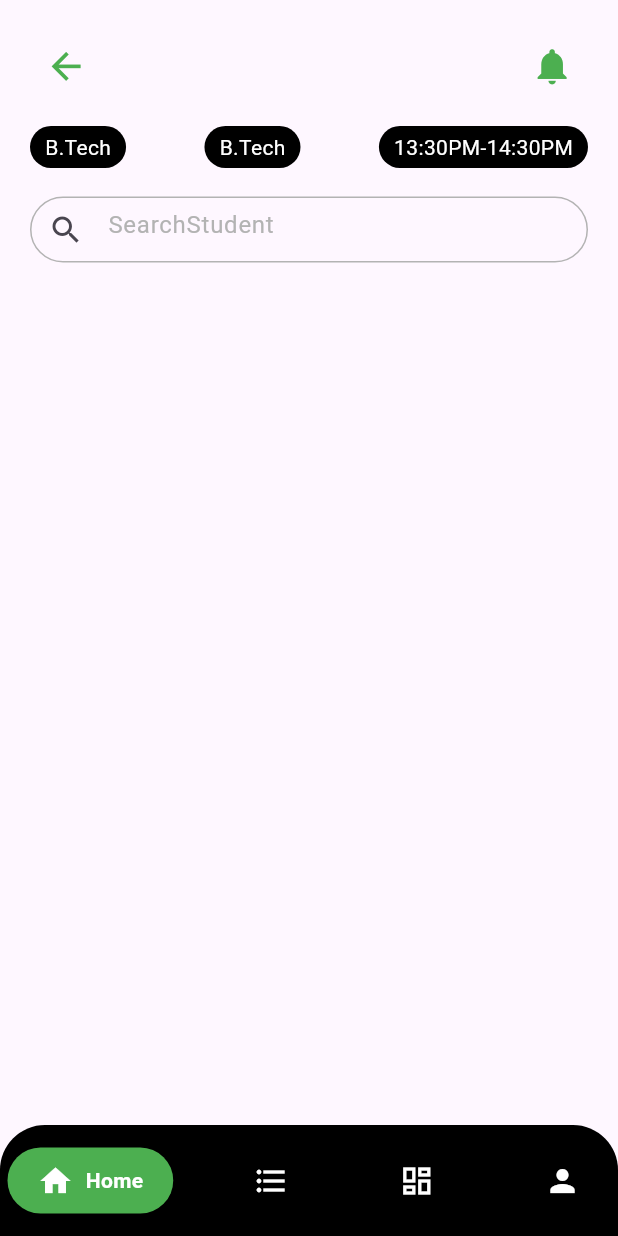
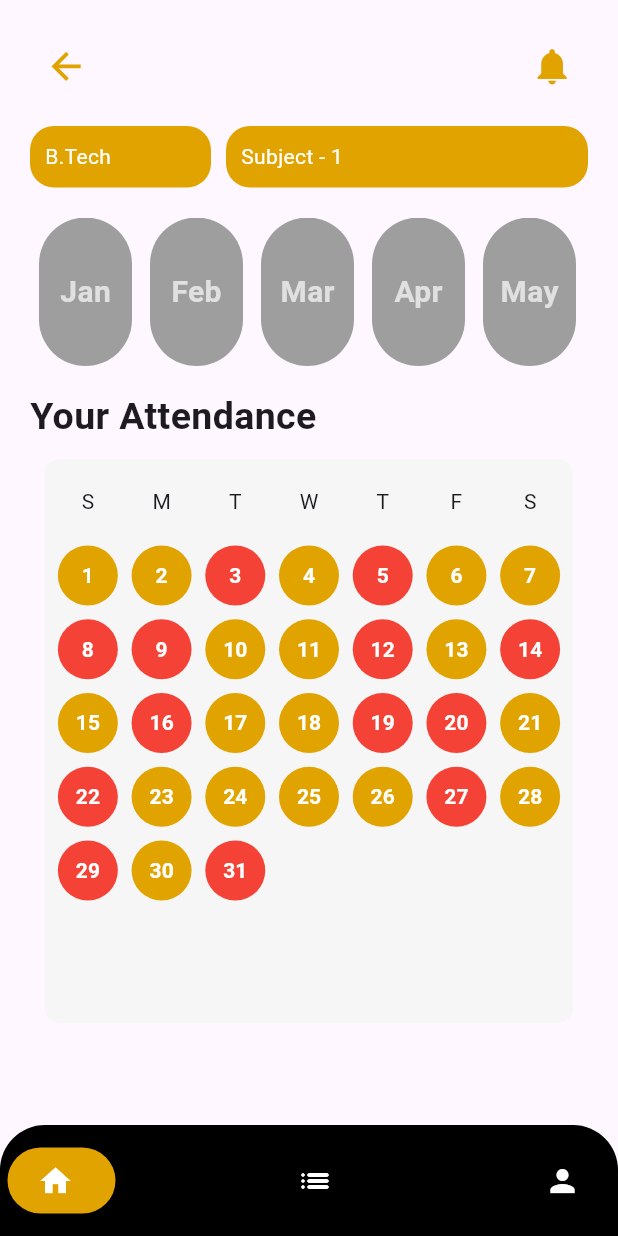
Before and after one commit to HackSlashNITP/AMS, a Flutter app: the ShowAttendance screen opened directly, on a phone screen of 412 x 824 dp. Run offline on Flutter 3.47's test engine with Material 3 defaults, Android fonts, the phone set to English and light mode, and no system bars; drawn by our look-alikes of google_nav_bar; our stand-ins replace font_awesome_flutter, getwidget, google_fonts.

```diff
--- a/ams_flutter/lib/core/constants/app_colors.dart
+++ b/ams_flutter/lib/core/constants/app_colors.dart
@@ -5,6 +5,7 @@ class AppColors {
   static const Color primary = Color.fromRGBO(185, 198, 0, 1);
   static const Color secondary = Color.fromRGBO(78, 159, 61, 1);
   static const Color professorThemeColor = Color(0xFF0FAE0C);
+  static const Color studentThemeColor = Color.fromRGBO(225, 163, 0, 1);
 
   //neutral colours
   static const Color grey = Color.fromRGBO(179, 179, 179, 1);
@@ -17,6 +18,8 @@ class AppColors {
   static const Color navIconColor = Colors.white;
   static const Color navActiveIconColor = Colors.white;
   static const Color tabBackgroundColor = Colors.green;
+  static const Color user_tabBackgroundColor = Color.fromRGBO(225, 163, 0, 1);
+
   static const Color navBackgroundColor = Colors.black;
   //signup page color
   static const Color borderColor = Colors.grey;
--- a/ams_flutter/lib/core/constants/app_data.dart
+++ b/ams_flutter/lib/core/constants/app_data.dart
@@ -20,4 +20,15 @@ class AppData {
       text: 'Profile',
     ),
   ];
+  static List<GButton> user_bottomNavItems = [
+    const GButton(
+      icon: Icons.home,
+    ),
+    const GButton(
+      icon: Icons.list_rounded,
+    ),
+    const GButton(
+      icon: Icons.person,
+    ),
+  ];
 }
--- a/ams_flutter/lib/features/onboarding/presentation/Admin/widgets/studentlist.dart
+++ b/ams_flutter/lib/features/onboarding/presentation/Admin/widgets/studentlist.dart
@@ -82,11 +82,17 @@ class BuildButton extends StatefulWidget {
   final Text text;
   final Color color;
   final double borderRadius;
+  final double? width;
+  final double? height;
+
   const BuildButton({
     Key? key,
     required this.text,
     required this.color,
     this.borderRadius = 8.0,
+    this.width,
+    this.height,
+
   }) : super(key: key);
 
   @override
@@ -98,14 +104,18 @@ class _BuildButtonState extends State<BuildButton> {
   Widget build(BuildContext context) {
     return GestureDetector(
       child: Container(
+        height: widget.height,
+        width: widget.width,
         padding: EdgeInsets.symmetric(vertical: 4, horizontal: 10),
         decoration: BoxDecoration(
           color: widget.color,
           borderRadius: BorderRadius.all(Radius.circular(widget.borderRadius)),
         ),
-        child: Text(
-          widget.text.data!,
-          style: TextStyle(color: Colors.white),
+        child: Align(alignment: Alignment.centerLeft,
+          child: Text(
+            widget.text.data!,
+            style: TextStyle(color: Colors.white),
+          ),
         ),
       ),
     );
--- a/ams_flutter/lib/features/onboarding/presentation/User/Pages/showattendance_student.dart
+++ b/ams_flutter/lib/features/onboarding/presentation/User/Pages/showattendance_student.dart
@@ -1,13 +1,12 @@
 import 'package:ams_flutter/core/constants/app_colors.dart';
-import 'package:ams_flutter/core/constants/app_icons.dart';
-import 'package:ams_flutter/core/constants/app_images.dart';
-import 'package:ams_flutter/core/constants/app_text_styles.dart';
 import 'package:ams_flutter/core/constants/dummy_models.dart';
-import 'package:ams_flutter/features/onboarding/presentation/Admin/widgets/bottom_navbar.dart';
 import 'package:ams_flutter/features/onboarding/presentation/Admin/widgets/studentlist.dart';
-import 'package:ams_flutter/features/onboarding/presentation/Admin/widgets/text_field_widget.dart';
+import 'package:ams_flutter/features/onboarding/presentation/User/widget/attendance_calender.dart';
+import 'package:ams_flutter/features/onboarding/presentation/User/widget/bottom_navbar.dart';
+import 'package:ams_flutter/features/onboarding/presentation/User/widget/monthselector.dart';
+import 'package:flutter/cupertino.dart';
 import 'package:flutter/material.dart';
-// import '../widgets/studentlist.dart';
+import 'package:flutter/widgets.dart';
 
 class ShowAttendance extends StatefulWidget {
   @override
@@ -29,31 +28,61 @@ class _ShowAttendanceState extends State<ShowAttendance> {
             _buildHeader(context),
             SizedBox(height: 16.0),
             _buildDropDown(context),
-            SizedBox(height: 4),
-            TextFieldController(
-                textEditingController: TextEditingController(),
-                hinttext: "SearchStudent",
-                textInputType: TextInputType.name,
-                prefixIcon: Icon(Icons.search),
-                borderRadius: 40),
-            // SizedBox(height: 4.0),
-            // Expanded(
-            //   child: SingleChildScrollView(
-            //     child: StudentList(
-            //       students: dummyStudents
-            //           .map((student) => Student(
-            //                 name: student['name'],
-            //                 rollno: student['rollno'],
-            //                 photoUrl: student['photoUrl'],
-            //               ))
-            //           .toList(),
-            //     ),
-            //   ),
-            // ),
+            SizedBox(height: 16),
+            Align(
+              alignment: Alignment.centerLeft,
+              child: Container(
+                // color: Colors.black12,
+                width: mq.width * 0.5,
+                child: Row(
+                  mainAxisAlignment: MainAxisAlignment.start,
+                  children: [
+                    Text(
+                      "Your Attendance",
+                      style:
+                          TextStyle(fontSize: 25, fontWeight: FontWeight.bold),
+                    ),
                   ],
                 ),
               ),
-      bottomNavigationBar: BottomNavBar(),
+            ),
+            AttendanceCalendar(attendanceStatus: [
+              true,
+              true,
+              false,
+              true,
+              false,
+              true,
+              true,
+              false,
+              false,
+              true,
+              true,
+              false,
+              true,
+              false,
+              true,
+              false,
+              true,
+              true,
+              false,
+              false,
+              true,
+              false,
+              true,
+              true,
+              true,
+              true,
+              false,
+              true,
+              false,
+              true,
+              false
+            ])
+          ],
+        ),
+      ),
+      bottomNavigationBar: const BottomNavBar_user(),
     );
   }
 
@@ -64,7 +93,7 @@ class _ShowAttendanceState extends State<ShowAttendance> {
         IconButton(
           icon: Icon(
             Icons.arrow_back,
-            color: Colors.green,
+            color: AppColors.user_tabBackgroundColor,
             size: mq.width * 0.07,
           ),
           onPressed: () {},
@@ -72,7 +101,7 @@ class _ShowAttendanceState extends State<ShowAttendance> {
         IconButton(
           icon: Icon(
             Icons.notifications,
-            color: Colors.green,
+            color: AppColors.user_tabBackgroundColor,
             size: mq.width * 0.07,
           ),
           onPressed: () {},
@@ -82,58 +111,49 @@ class _ShowAttendanceState extends State<ShowAttendance> {
   }
 
   Widget _buildDropDown(BuildContext context) {
-    return Row(
+    List<String> months = [
+      'Jan',
+      'Feb',
+      'Mar',
+      'Apr',
+      'May',
+      'Jun',
+      'Jul',
+      'Aug',
+      'Sep',
+      'Oct',
+      'Nov',
+      'Dec'
+    ];
+
+    return Column(
+      children: [
+        Row(
           mainAxisAlignment: MainAxisAlignment.spaceBetween,
           children: [
-        BuildButton(
+            Expanded(
+              child: BuildButton(
                 text: Text("B.Tech"),
-          color: Colors.black,
+                color: AppColors.studentThemeColor,
                 borderRadius: 16.0,
+                height: 41,
               ),
-        BuildButton(
-          text: Text("B.Tech"),
-          color: Colors.black,
+            ),
+            SizedBox(width: 10),
+            Expanded(
+              flex: 2,
+              child: BuildButton(
+                text: Text("Subject - 1"),
+                color: AppColors.studentThemeColor,
                 borderRadius: 16.0,
+                height: 41,
               ),
-        BuildButton(
-          text: Text("13:30PM-14:30PM"),
-          color: Colors.black,
-          borderRadius: 16.0,
             ),
+          ],
+        ),
+        SizedBox(height: 20),
+        MonthSelector(months: months),
       ],
     );
   }
 }
-// class BuildButton extends StatefulWidget {
-//   final Text text;
-//   final Color color;
-//   final double borderRadius;
-//   const BuildButton({
-//     Key? key,
-//     required this.text,
-//     required this.color,
-//     this.borderRadius = 8.0,
-//   }) : super(key: key);
-
-//   @override
-//   State<BuildButton> createState() => _BuildButtonState();
-// }
-
-// class _BuildButtonState extends State<BuildButton> {
-//   @override
-//   Widget build(BuildContext context) {
-//     return GestureDetector(
-//       child: Container(
-//         padding: EdgeInsets.symmetric(vertical: 4, horizontal: 10),
-//         decoration: BoxDecoration(
-//           color: widget.color,
-//           borderRadius: BorderRadius.all(Radius.circular(widget.borderRadius)),
-//         ),
-//         child: Text(
-//           widget.text.data!,
-//           style: TextStyle(color: Colors.white),
-//         ),
-//       ),
-//     );
-//   }
-// }
--- /dev/null
+++ b/ams_flutter/lib/features/onboarding/presentation/User/widget/attendance_calender.dart
@@ -0,0 +1,80 @@
+import 'package:ams_flutter/core/constants/app_colors.dart';
+import 'package:flutter/material.dart';
+
+class AttendanceCalendar extends StatelessWidget {
+  final List<bool> attendanceStatus;
+
+  const AttendanceCalendar({Key? key, required this.attendanceStatus}) : super(key: key);
+
+  @override
+  Widget build(BuildContext context) {
+    return Container(
+
+      margin: EdgeInsets.all(10),
+      decoration: BoxDecoration(
+        borderRadius: BorderRadius.circular(10),
+        color: Color.fromRGBO(246, 246, 246, 1),
+      ),
+      width: 378,
+      height: 376,
+      padding: EdgeInsets.all(8),
+      child: GridView.builder(
+        gridDelegate: SliverGridDelegateWithFixedCrossAxisCount(
+          crossAxisCount: 7,
+          crossAxisSpacing: 8,
+          mainAxisSpacing: 8,
+        ),
+        itemCount: 31 + 7,
+        itemBuilder: (BuildContext context, int index) {
+          if (index < 7) {
+            return _buildDayOfWeekCell(index);
+          } else {
+            final date = index - 6;
+            return _buildDateCell(date, attendanceStatus[date - 1]);
+          }
+        },
+      ),
+    );
+  }
+
+  Widget _buildDayOfWeekCell(int index) {
+    final daysOfWeek = ['S', 'M', 'T', 'W', 'T', 'F', 'S'];
+    return Container(
+      alignment: Alignment.center,
+      decoration: BoxDecoration(
+        // color: Colors.grey[300],
+        borderRadius: BorderRadius.circular(8),
+      ),
+      child: Text(daysOfWeek[index]),
+    );
+  }
+
+  Widget _buildDateCell(int date, bool isPresent) {
+    return Container(
+      alignment: Alignment.center,
+      child: TextButton(
+        onPressed: () {
+
+        },
+        style: ButtonStyle(
+          backgroundColor: MaterialStateProperty.resolveWith<Color>((states) {
+            if (states.contains(MaterialState.disabled)) {
+              return Colors.red;
+            }
+            return isPresent ? AppColors.studentThemeColor : Colors.red;
+          }),
+          shape: MaterialStateProperty.all<OutlinedBorder>(
+            CircleBorder(),
+          ),
+        ),
+        child: Text(
+          '$date',
+          style: TextStyle(
+            color: Colors.white,
+            fontWeight: FontWeight.bold,
+          ),
+        ),
+      ),
+    );
+  }
+}
--- /dev/null
+++ b/ams_flutter/lib/features/onboarding/presentation/User/widget/bottom_navbar.dart
@@ -0,0 +1,42 @@
+import 'package:ams_flutter/core/constants/app_colors.dart';
+import 'package:ams_flutter/core/constants/app_data.dart';
+import 'package:flutter/material.dart';
+import 'package:google_nav_bar/google_nav_bar.dart';
+
+class BottomNavBar_user extends StatefulWidget {
+  const BottomNavBar_user({super.key});
+
+  @override
+  State<BottomNavBar_user> createState() => _BottomNavBar_userState();
+}
+
+class _BottomNavBar_userState extends State<BottomNavBar_user> {
+  int selectedIndex = 0;
+  @override
+  Widget build(BuildContext context) {
+    return ClipRRect(
+      borderRadius: const BorderRadius.only(
+        topLeft: Radius.circular(30.0), // Adjust border radius as needed
+        topRight: Radius.circular(30.0),
+      ),
+      child: GNav(
+        gap: 8,
+        color: AppColors.navIconColor,
+        activeColor: AppColors.navActiveIconColor,
+        iconSize: 24,
+        padding: const EdgeInsets.symmetric(horizontal: 20, vertical: 10),
+        duration: const Duration(milliseconds: 800),
+        tabBackgroundColor: AppColors.user_tabBackgroundColor,
+        backgroundColor: AppColors.navBackgroundColor,
+        tabMargin: const EdgeInsets.symmetric(vertical: 15, horizontal: 5),
+        tabs: AppData.user_bottomNavItems,
+        selectedIndex: selectedIndex,
+        onTabChange: (index) {
+          setState(() {
+            selectedIndex = index;
+          });
+        },
+      ),
+    );
+  }
+}
--- /dev/null
+++ b/ams_flutter/lib/features/onboarding/presentation/User/widget/monthselector.dart
@@ -0,0 +1,83 @@
+import 'package:ams_flutter/core/constants/app_colors.dart';
+import 'package:flutter/material.dart';
+
+class MonthSelector extends StatefulWidget {
+  final List<String> months;
+
+  const MonthSelector({Key? key, required this.months}) : super(key: key);
+
+  @override
+  State<MonthSelector> createState() => _MonthSelectorState();
+}
+
+class _MonthSelectorState extends State<MonthSelector> {
+  String? _selectedMonth;
+
+  @override
+  Widget build(BuildContext context) {
+    return SingleChildScrollView(
+      scrollDirection: Axis.horizontal,
+      child: Row(
+        children: widget.months
+            .map(
+              (month) => MonthBox(
+                month: month,
+                isSelected: month == _selectedMonth,
+                onSelected: (selectedMonth) {
+                  setState(() {
+                    _selectedMonth = selectedMonth;
+                  });
+                },
+              ),
+            )
+            .toList(),
+      ),
+    );
+  }
+}
+
+class MonthBox extends StatelessWidget {
+  final String month;
+  final bool isSelected;
+  final Function(String) onSelected;
+
+  const MonthBox({
+    Key? key,
+    required this.month,
+    required this.isSelected,
+    required this.onSelected,
+  }) : super(key: key);
+
+  @override
+  Widget build(BuildContext context) {
+    return GestureDetector(
+      onTap: () {
+        onSelected(month);
+      },
+      child: Container(
+        width: 62,height: 99,
+        margin: EdgeInsets.symmetric(horizontal: 6),
+        // padding: EdgeInsets.symmetric(vertical: 16,horizontal: 8),
+        decoration: BoxDecoration(
+          color: isSelected ? AppColors.white : Colors.grey,
+          borderRadius: BorderRadius.circular(39),
+          border: isSelected
+              ? Border.all(
+                  color: AppColors.studentThemeColor,
+                  width: 3,
+                )
+              : null,
+        ),
+        child: Align(alignment: Alignment.center,
+          child: Text(
+            month,
+            style: TextStyle(fontSize: 20,
+              color: isSelected ? AppColors.studentThemeColor :Color.fromRGBO(224,224,224,1),
+              fontWeight: FontWeight.bold,
+            ),
+          ),
+        ),
+      ),
+    );
+  }
+}
```
Lines whose indentation alone changed are shown as unchanged.
